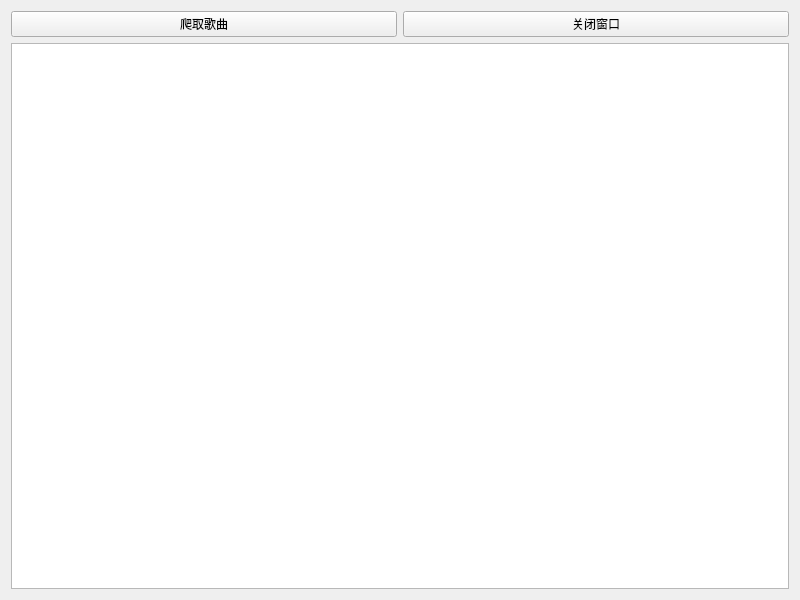
po2656233/crawlerMusic, file form.ui: the form before one commit.
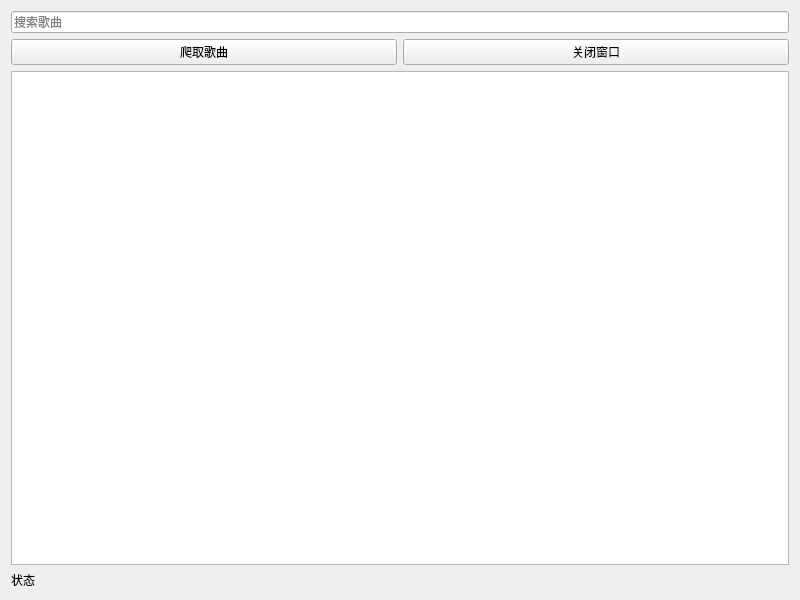
The form after the commit.

Commit message: 新增歌曲搜素下载

```diff
--- a/form.ui
+++ b/form.ui
@@ -14,23 +14,37 @@
    <string>Widget</string>
   </property>
   <layout class="QGridLayout" name="gridLayout">
-   <item row="0" column="0">
-    <widget class="QPushButton" name="pushButton">
-     <property name="text">
-      <string>爬取歌曲</string>
-     </property>
-    </widget>
-   </item>
-   <item row="0" column="1">
-    <widget class="QPushButton" name="pushButton_2">
+   <item row="2" column="1">
+    <widget class="QPushButton" name="pushButton_close">
      <property name="text">
       <string>关闭窗口</string>
      </property>
     </widget>
    </item>
-   <item row="1" column="0" colspan="2">
+   <item row="4" column="0" colspan="2">
     <widget class="QTextEdit" name="textEdit"/>
    </item>
+   <item row="2" column="0">
+    <widget class="QPushButton" name="pushButton_crawler">
+     <property name="text">
+      <string>爬取歌曲</string>
+     </property>
+    </widget>
+   </item>
+   <item row="5" column="0">
+    <widget class="QLabel" name="label">
+     <property name="text">
+      <string>状态</string>
+     </property>
+    </widget>
+   </item>
+   <item row="1" column="0" colspan="2">
+    <widget class="QLineEdit" name="lineEdit_song">
+     <property name="placeholderText">
+      <string>搜索歌曲</string>
+     </property>
+    </widget>
+   </item>
   </layout>
  </widget>
  <resources/>
```
The commit also changes 3 other files.
